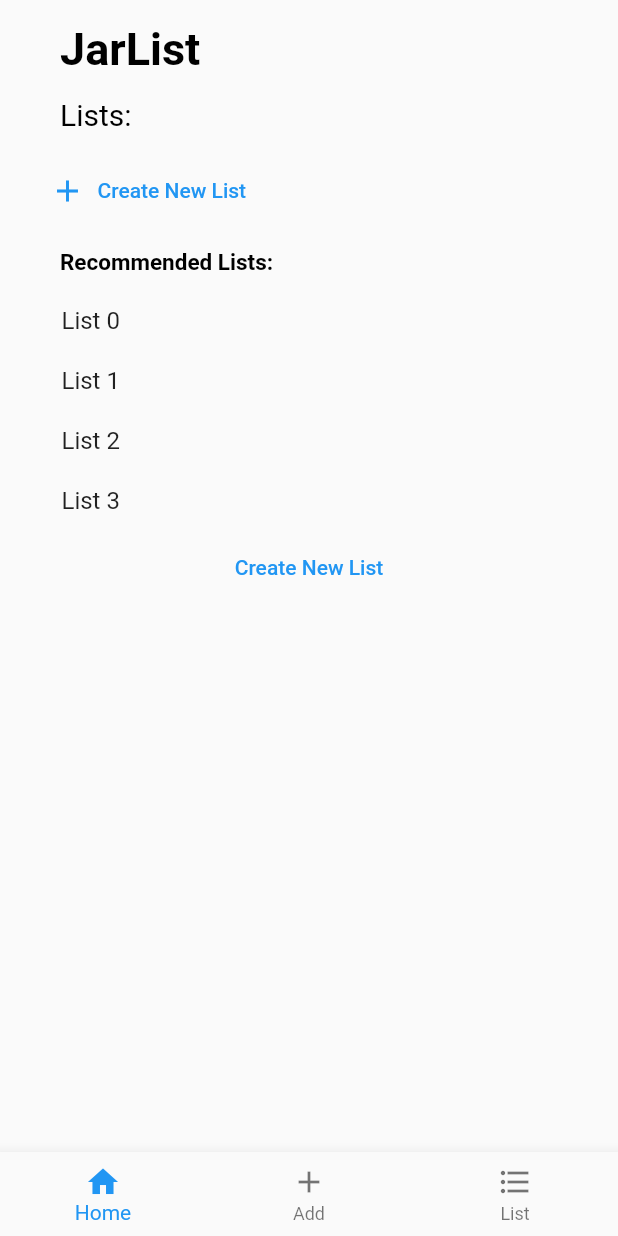
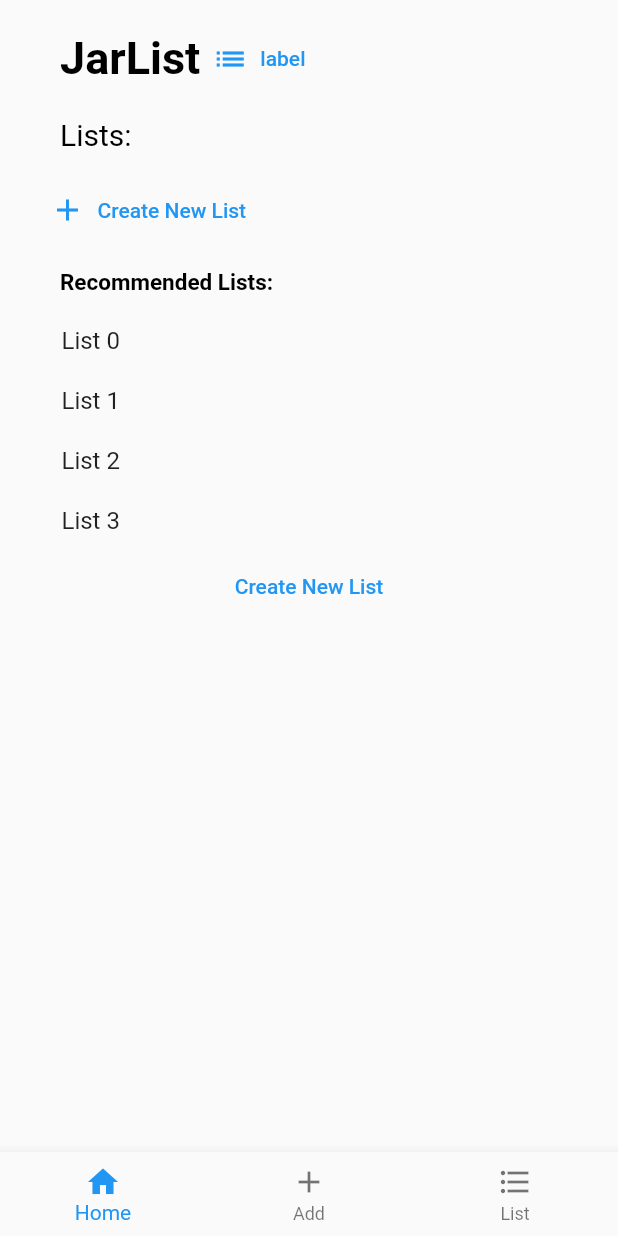
Before and after one commit to jarvissgan/WhereToGo, a Flutter app: the screen it shows after launch, on a phone screen of 412 x 824 dp. Run offline on Flutter 3.47's test engine with Material 2 defaults, Android fonts, the phone set to English and light mode, and no system bars; our stand-ins replace cloud_firestore, firebase_auth, firebase_core, multi_select_flutter, shared_preferences; accounts and stored records are empty.

```diff
--- a/lib/all_tags.dart
+++ b/lib/all_tags.dart
@@ -1,5 +1,3 @@
-import 'dart:ffi';
-
 import 'package:flutter/material.dart';
 import 'package:jarlist/models/tag.dart';
 
--- a/lib/main.dart
+++ b/lib/main.dart
@@ -60,7 +60,8 @@ class MyApp extends StatelessWidget {
               builder: (context, snapshot) {
                 return MaterialApp(
                   theme: ThemeData(
-                    primarySwatch: Colors.blue,
+                    brightness: Brightness.light,
+                    //TODO: dark mode (change text color)
                   ),
                   home: MainScreen(),
                   // initialRoute: HomeWidget.routeName,
--- /dev/null
+++ b/lib/models/entry.dart
@@ -0,0 +1,7 @@
+import 'package:jarlist/alll_entry.dart';
+
+class Entry{
+  String listName;
+  List<dynamic> nestedEntryList;
+  Entry({required this.listName, required this.nestedEntryList});
+}
--- a/lib/screens/add_screen.dart
+++ b/lib/screens/add_screen.dart
@@ -187,11 +187,6 @@ class _AddScreenState extends State<AddScreen> {
                         isDense: true,
                         contentPadding: EdgeInsets.all(8),
                       ),
-                      onChanged: (value) {
-                        setState(() {
-                          restaurantName = value;
-                        });
-                      },
                     ),
                   ),
                 ]),
--- a/lib/screens/entry_view.dart
+++ b/lib/screens/entry_view.dart
@@ -22,7 +22,7 @@ class _EntryViewState extends State<EntryView> {
 
     //gets arguments from Navigator
     final arguments =
-        ModalRoute.of(context)?.settings.arguments as Map<String, Object>;
+        ModalRoute.of(context)?.settings.arguments as Map<String, dynamic>;
     List openingHours = arguments['openingHours'] as List;
     List tagList = arguments['tagList'] as List;
     String website = arguments['website'] as String;
--- a/lib/widgets/header_column.dart
+++ b/lib/widgets/header_column.dart
@@ -21,7 +21,13 @@ class _HeaderColumnState extends State<HeaderColumn> {
                   alignment: Alignment.centerLeft,
                   child: Container(
                       margin: const EdgeInsets.only(top: 15, left: 40),
-                      child: const Text("JarList", style: TextStyle(fontSize: 30, fontWeight: FontWeight.bold, color: Colors.black),))),
+                      child: Row(
+                        mainAxisAlignment: MainAxisAlignment.spaceEvenly,
+                        children: [
+                          Text("JarList", style: TextStyle(fontSize: 30, fontWeight: FontWeight.bold, color: Colors.black),),
+                        TextButton.icon(onPressed: (){}, icon: Icon(Icons.list), label: Text('label'))
+                        ],
+                      ))),
             ]),
       ],
     );
```
Also changed, not shown: lib/all_places.dart (+9 -0 lines), lib/widgets/list_screen_builder.dart (+36 -39 lines).
